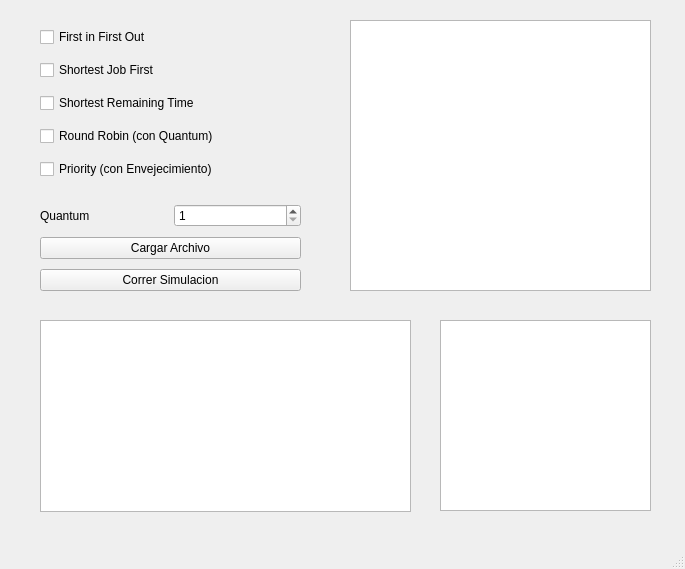
Qt form sincronizacion_calendarizacion/schedulingwindow.ui (chuy-zip/PROYECTO3_SISTOS) before a commit.
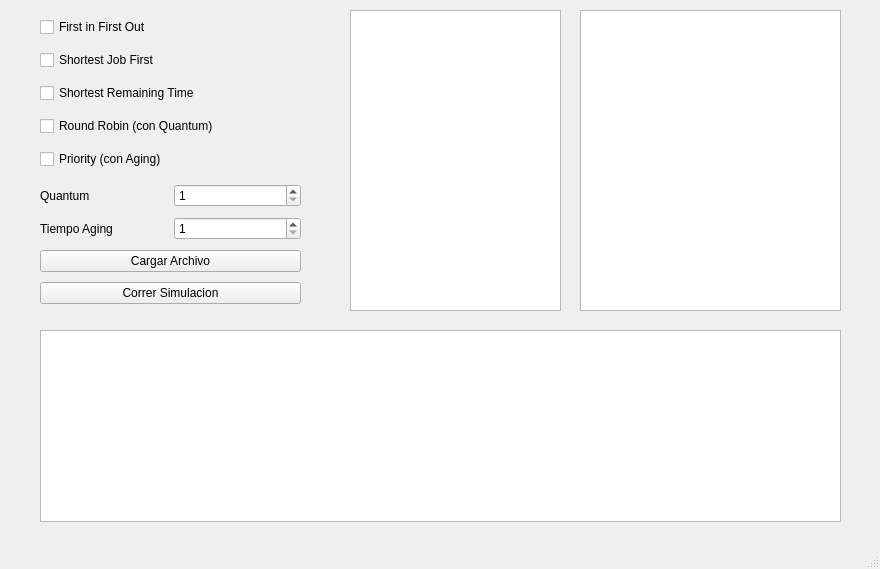
The same form after that commit.

Commit message: priority with aging

Diff of the .ui file:
```diff
--- a/sincronizacion_calendarizacion/schedulingwindow.ui
+++ b/sincronizacion_calendarizacion/schedulingwindow.ui
@@ -6,7 +6,7 @@
    <rect>
     <x>0</x>
     <y>0</y>
-    <width>685</width>
+    <width>880</width>
     <height>569</height>
    </rect>
   </property>
@@ -18,7 +18,7 @@
     <property name="geometry">
      <rect>
       <x>40</x>
-      <y>20</y>
+      <y>10</y>
       <width>261</width>
       <height>171</height>
      </rect>
@@ -55,7 +55,7 @@
      <item>
       <widget class="QCheckBox" name="checkBoxPriority">
        <property name="text">
-        <string>Priority (con Envejecimiento)</string>
+        <string>Priority (con Aging)</string>
        </property>
       </widget>
      </item>
@@ -65,9 +65,9 @@
     <property name="geometry">
      <rect>
       <x>40</x>
-      <y>200</y>
+      <y>180</y>
       <width>261</width>
-      <height>95</height>
+      <height>130</height>
      </rect>
     </property>
     <layout class="QVBoxLayout" name="verticalLayout_2">
@@ -92,6 +92,24 @@
        </item>
       </layout>
      </item>
+     <item>
+      <layout class="QHBoxLayout" name="horizontalLayout_2">
+       <item>
+        <widget class="QLabel" name="label_2">
+         <property name="text">
+          <string>Tiempo Aging</string>
+         </property>
+        </widget>
+       </item>
+       <item>
+        <widget class="QSpinBox" name="spinBoxAging">
+         <property name="minimum">
+          <number>1</number>
+         </property>
+        </widget>
+       </item>
+      </layout>
+     </item>
      <item>
       <widget class="QPushButton" name="btnCargarArchivo">
        <property name="text">
@@ -112,9 +130,9 @@
     <property name="geometry">
      <rect>
       <x>350</x>
-      <y>20</y>
-      <width>301</width>
-      <height>271</height>
+      <y>10</y>
+      <width>211</width>
+      <height>301</height>
      </rect>
     </property>
    </widget>
@@ -122,8 +140,8 @@
     <property name="geometry">
      <rect>
       <x>40</x>
-      <y>320</y>
-      <width>371</width>
+      <y>330</y>
+      <width>801</width>
       <height>192</height>
      </rect>
     </property>
@@ -131,10 +149,10 @@
    <widget class="QTextEdit" name="metricsTextEdit">
     <property name="geometry">
      <rect>
-      <x>440</x>
-      <y>320</y>
-      <width>211</width>
-      <height>191</height>
+      <x>580</x>
+      <y>10</y>
+      <width>261</width>
+      <height>301</height>
      </rect>
     </property>
    </widget>
```
Left out of the diff: 2 changed lines with no effect on the pictures. The commit also changes 3 other files.
